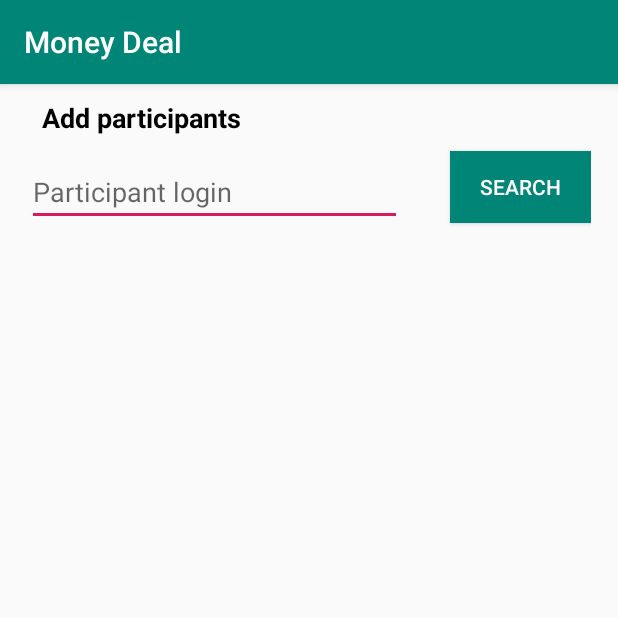
After one commit to TheRecoveryTeam/dengi-deal, an Android app: the fragment GroupAddingParticipant shown on its own in the app's theme, on a phone screen of 412 x 824 dp, the top half of it. The commit adds this screen. Run offline under Robolectric (Android 15) with nearby library versions, the phone set to English and light mode, and no system bars.

Commit message:
[+] added users

```diff
--- a/app/src/main/java/ru/moneydeal/app/pages/GroupUsersFragment.java
+++ b/app/src/main/java/ru/moneydeal/app/pages/GroupUsersFragment.java
@@ -79,7 +79,8 @@ public class GroupUsersFragment extends Fragment {
             return;
         }
 
-        mGroupViewModel.getGroupUsers(mGroupId).observe(getViewLifecycleOwner(), users -> {
+        mGroupViewModel.getGroupUsers(mGroupId);
+        mGroupViewModel.getUsersGroup().observe(getViewLifecycleOwner(), users -> {
             for(UserEntity userEntity: users) {
                 Log.d("@ GroupFragment", userEntity.login);
             }
@@ -96,7 +97,7 @@ public class GroupUsersFragment extends Fragment {
             }
 
             mGroupViewModel = viewModel;
-            mGroupViewModel.getGroupUsers(mGroupId).observe(getViewLifecycleOwner(), usersData -> {
+            mGroupViewModel.getUsersGroup().observe(getViewLifecycleOwner(), usersData -> {
                 mData = usersData;
                 this.notifyDataSetChanged();
             });
--- /dev/null
+++ b/app/src/main/res/layout/group_add_user.xml
@@ -0,0 +1,74 @@
+<?xml version="1.0" encoding="utf-8"?>
+<RelativeLayout xmlns:android="http://schemas.android.com/apk/res/android"
+    android:orientation="vertical" android:layout_width="match_parent"
+    android:layout_height="match_parent"
+    android:paddingRight="@dimen/fontSizeM"
+    android:paddingLeft="@dimen/fontSizeM">
+
+    <TextView
+        android:id="@+id/group_add_participants_title"
+        android:layout_width="match_parent"
+        android:layout_height="wrap_content"
+        android:layout_alignParentTop="true"
+        android:text="@string/group_add_participants_text"
+        android:textAlignment="textStart"
+        android:textStyle="bold"
+        android:textColor="@color/black"
+        android:textSize="@dimen/fontSizeM"
+        android:padding="@dimen/spacingS"
+        />
+
+    <EditText
+        android:id="@+id/participantLoginInput"
+        android:layout_width="@dimen/phoneInputWidth"
+        android:layout_height="@dimen/inputHeight"
+        android:layout_below="@id/group_add_participants_title"
+        android:layout_alignParentLeft="true"
+        android:layout_centerHorizontal="true"
+        android:layout_marginTop="@dimen/spacingS"
+        android:inputType="text"
+        android:hint="@string/participantLogin"
+        />
+
+    <Button
+        android:id="@+id/searchParticipantButton"
+        android:layout_width="wrap_content"
+        android:layout_height="wrap_content"
+        android:background="@color/colorPrimary"
+        android:layout_below="@id/group_add_participants_title"
+        android:layout_alignParentRight="true"
+        android:paddingLeft="@dimen/spacingM"
+        android:paddingRight="@dimen/spacingM"
+        android:text="@string/searchParticipantButtonText"
+        android:layout_centerHorizontal="true"
+        android:textColor="@color/white"
+        />
+
+    <TextView
+        android:id="@+id/group_participant_login"
+        android:layout_width="wrap_content"
+        android:layout_height="wrap_content"
+        android:textColor="@color/colorAccent"
+        android:layout_below="@id/participantLoginInput"
+        android:text="@string/group_name"
+        android:textSize="@dimen/fontSizeM"
+        android:visibility="invisible"
+        android:layout_marginTop="@dimen/spacingM"
+        />
+
+    <Button
+        android:id="@+id/group_participant_button"
+        android:visibility="invisible"
+        android:layout_width="wrap_content"
+        android:layout_height="wrap_content"
+        android:background="@color/colorPrimary"
+        android:layout_below="@id/searchParticipantButton"
+        android:layout_alignParentRight="true"
+        android:paddingLeft="@dimen/spacingS"
+        android:paddingRight="@dimen/spacingS"
+        android:text="@string/addParticipantButtonText"
+        android:textColor="@color/white"
+        android:layout_marginTop="@dimen/spacingM"
+        />
+
+</RelativeLayout>
--- a/app/src/main/res/values/strings.xml
+++ b/app/src/main/res/values/strings.xml
@@ -5,9 +5,12 @@
     <string name="passwordInputText">Password</string>
     <string name="registerButtonText">Register</string>
     <string name="loginText">Your login</string>
+    <string name="participantLogin">Participant login</string>
     <string name="passwordText">Your password</string>
     <string name="loading">Loading</string>
     <string name="login">Login</string>
+    <string name="searchParticipantButtonText">Search</string>
+    <string name="addParticipantButtonText">Add</string>
     <string name="group_name">Group name</string>
     <string name="group_description">Group description</string>
     <string name="add_group_button_text">Add group</string>
@@ -17,11 +20,13 @@
     <string name="creationGroupDescription">Group description</string>
     <string name="creationGroupButton">Create</string>
     <string name="group_users_title_text">Group mates</string>
+    <string name="group_add_participants_text">Add participants</string>
     <string name="user_full_name">%1$s %2$s</string>
     <string name="group_user_login">User Login</string>
     <string name="checks_title">Checks</string>
     <string name="check_name">Check Name</string>
     <string name="check_description">Check description</string>
     <string name="amount_string">%1$d ₽</string>
+    <string name="user_not_found">No such user or user is already participant</string>
 
 </resources>
```
Also changed, not shown: app/src/main/java/ru/moneydeal/app/GroupViewModel.java (+43 -9 lines), app/src/main/java/ru/moneydeal/app/group/GroupRepo.java (+95 -0 lines), app/src/main/java/ru/moneydeal/app/group/ParticipantEntity.java (added, +10 -0 lines), app/src/main/java/ru/moneydeal/app/network/GroupApi.java (+24 -0 lines), app/src/main/java/ru/moneydeal/app/pages/GroupAddingParticipant.java (added, +107 -0 lines), app/src/main/java/ru/moneydeal/app/pages/GroupFragment.java (+9 -0 lines), app/src/main/res/layout/group_fragment.xml (+8 -0 lines).
